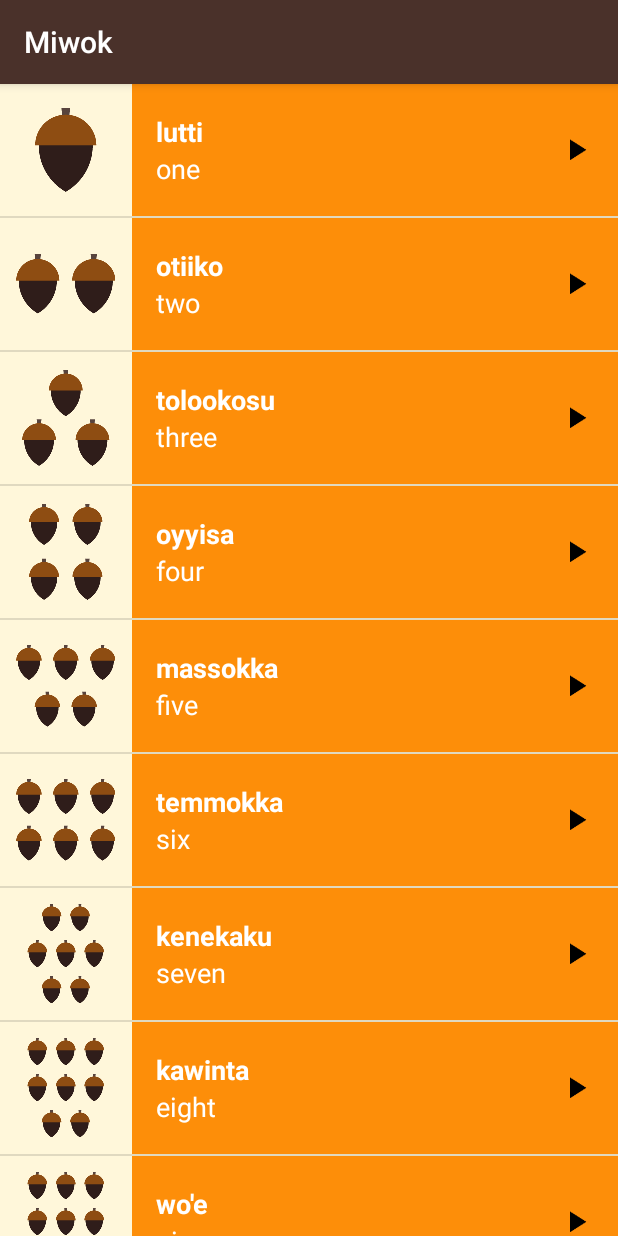
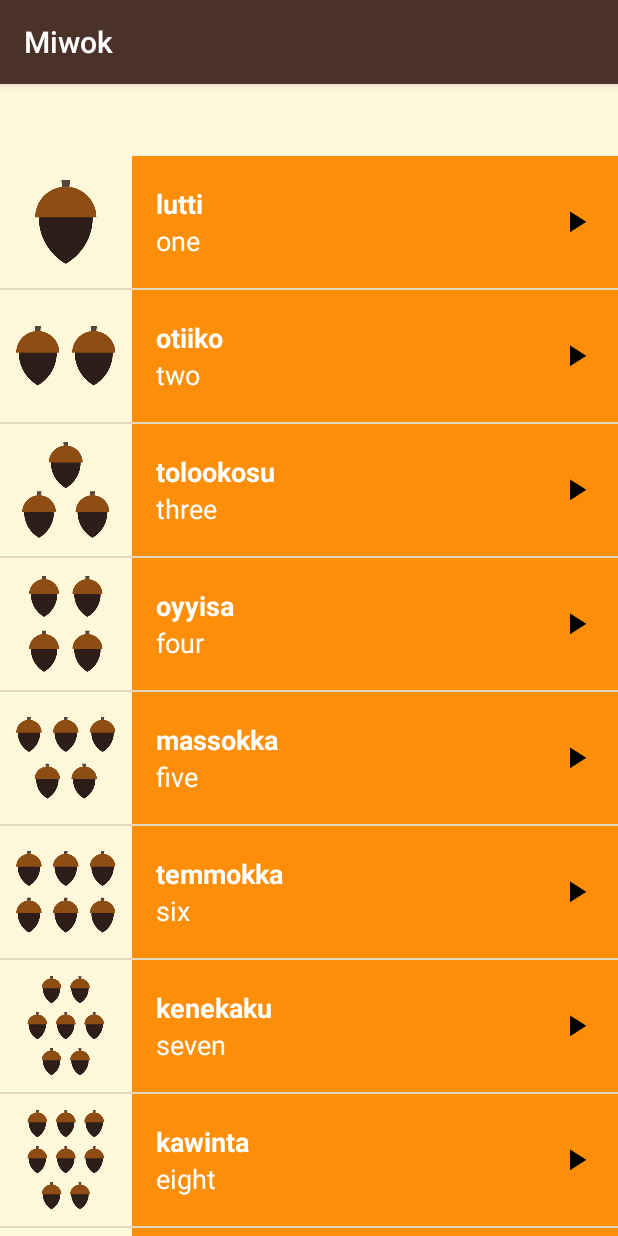
Before and after one commit to teffi/android, an Android app: the screen it shows after launch (MainActivity), on a phone screen of 412 x 824 dp. Run offline under Robolectric (Android 15) with nearby library versions, the phone set to English and light mode, and no system bars.

Commit message:
Added tab layout design widget.

```diff
--- a/Miwok/app/src/main/res/layout/activity_main.xml
+++ b/Miwok/app/src/main/res/layout/activity_main.xml
@@ -21,6 +21,10 @@
     android:background="@color/tan_background"
     android:orientation="vertical"
     tools:context="com.example.android.miwok.MainActivity">
+
+    <android.support.design.widget.TabLayout android:id="@+id/tabs"
+        android:layout_height="wrap_content"
+        android:layout_width="match_parent"/>
 
     <android.support.v4.view.ViewPager android:id="@+id/view_pager"
         android:layout_width="match_parent"
```
